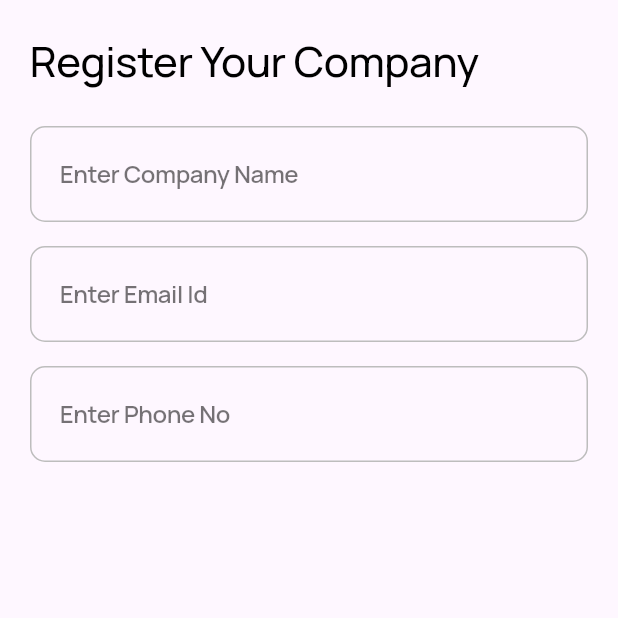
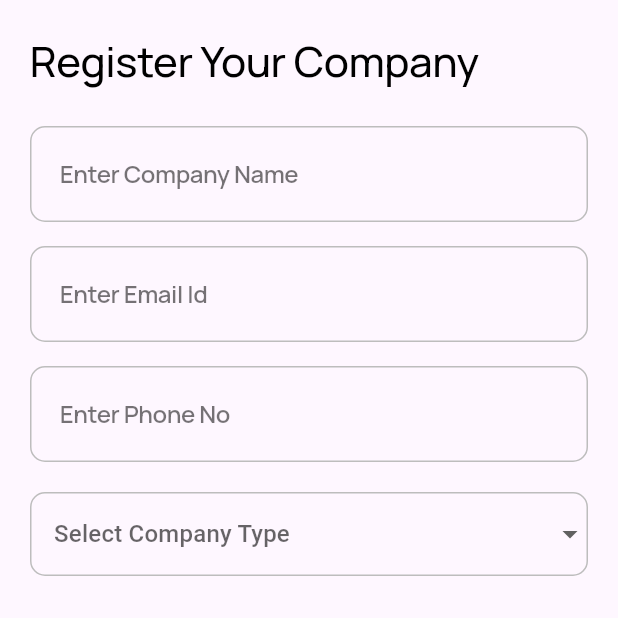
Before and after one commit to funflutter/admin_new, a Flutter app: the RegisterCompany screen opened directly, on a phone screen of 412 x 824 dp, the top half of it. Run offline on Flutter 3.47's test engine with Material 3 defaults, Android fonts, the phone set to English and light mode, and no system bars; our stand-ins replace google_fonts, google_nav_bar, heroicons.

Commit message:
register screen dropdown implemented

```diff
--- a/lib/pages/register_company.dart
+++ b/lib/pages/register_company.dart
@@ -63,6 +63,31 @@ class _RegisterCompanyState extends State<RegisterCompany> {
                   labelText: "Enter Phone No",
                   controller: companyPhoneController,
                 ),
+                SizedBox(height: 20),
+                DropdownButtonFormField(
+                  hint: Text('Select Company Type'),
+                  decoration: InputDecoration(
+                    focusedBorder: OutlineInputBorder(
+                      borderRadius: BorderRadius.circular(10),
+                      borderSide: BorderSide(
+                        color: Colors.grey.shade700,
+                      ),
+                    ),
+                    enabledBorder: OutlineInputBorder(
+                      borderRadius: BorderRadius.circular(10),
+                      borderSide: BorderSide(
+                        color: Colors.grey.shade400,
+                      ),
+                    ),
+                  ),
+                  items: [
+                    DropdownMenuItem(child: Text('123456'), value: 1),
+                    DropdownMenuItem(child: Text('123456'), value: 2),
+                    DropdownMenuItem(child: Text('123456'), value: 3),
+                    DropdownMenuItem(child: Text('123456'), value: 4),
+                  ],
+                  onChanged: (value) {},
+                ),
               ],
             ),
           ),
```
